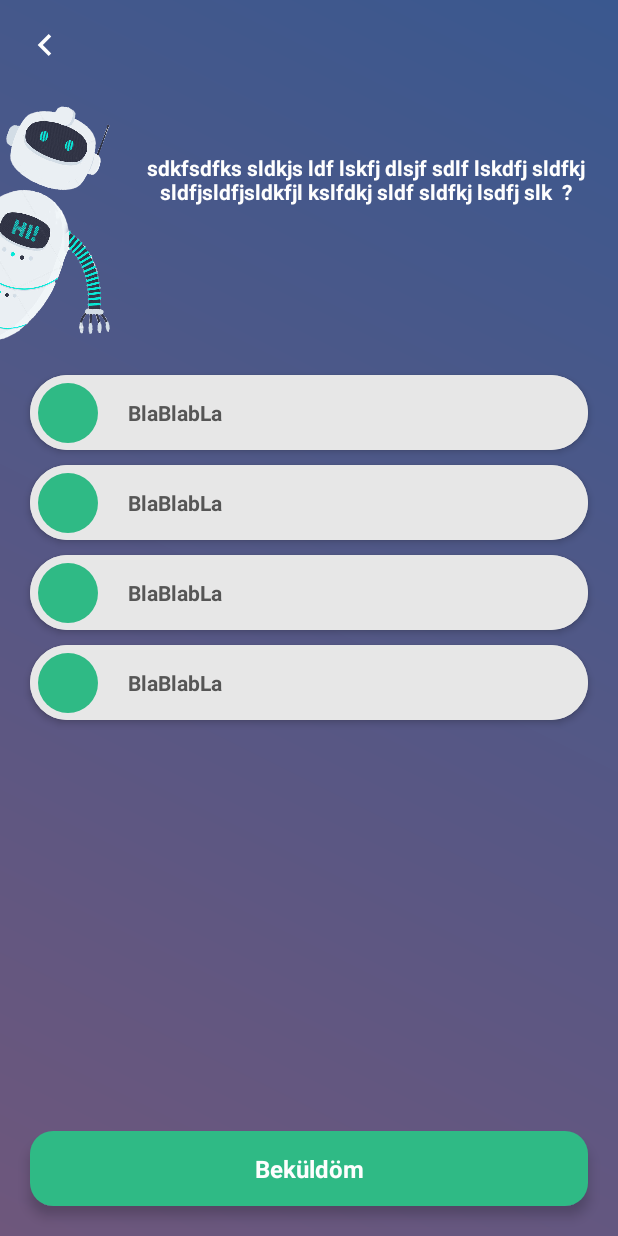
After one commit to pirosgyb2/BankToTheFuture, an Android app: the layout activity_question.xml on its own in the app's theme, with its tools: preview values and no code run, on a phone screen of 412 x 824 dp. The commit adds this screen. Run offline under Robolectric (Android 15) with nearby library versions, the light colour scheme and no system bars.

Commit message:
Create question screen

```diff
--- /dev/null
+++ b/app/src/main/java/com/bme/aut/banktothefuture/AnswerButton.kt
@@ -0,0 +1,57 @@
+package com.bme.aut.banktothefuture
+
+import android.content.Context
+import android.util.AttributeSet
+import android.view.View
+import android.widget.FrameLayout
+import androidx.core.content.ContextCompat
+import androidx.transition.TransitionManager
+import kotlinx.android.synthetic.main.itemview_answer_button.view.*
+
+class AnswerButton @JvmOverloads constructor(
+    context: Context,
+    attrs: AttributeSet? = null,
+    defStyle: Int = 0
+) : FrameLayout(context, attrs, defStyle) {
+
+    var chosen = false
+
+    init {
+        View.inflate(context, R.layout.itemview_answer_button, this)
+    }
+
+    fun setup(signLetter: String, text: String) {
+        sign?.text = signLetter
+        answer?.text = text
+
+        this.setOnClickListener {
+            changeColor()
+        }
+    }
+
+    fun changeColor() {
+        TransitionManager.beginDelayedTransition(rootConstraintLayout)
+
+        rootConstraintLayout?.post {
+            if (chosen) {
+                rootConstraintLayout?.background =
+                    ContextCompat.getDrawable(context, R.drawable.answer_unselected)
+                answer?.setTextColor(getColor(R.color.colorGreyMid))
+                sign?.setTextColor(getColor(R.color.colorWhite))
+                cancel?.visibility = View.GONE
+                chosen = false
+            } else {
+                rootConstraintLayout?.background =
+                    ContextCompat.getDrawable(context, R.drawable.answer_selected)
+                answer?.setTextColor(getColor(R.color.colorWhite))
+                sign?.setTextColor(getColor(R.color.cink))
+                cancel?.visibility = View.VISIBLE
+                chosen = true
+            }
+        }
+    }
+
+    private fun getColor(colorId: Int): Int {
+        return ContextCompat.getColor(context, colorId)
+    }
+}
--- a/app/src/main/java/com/bme/aut/banktothefuture/MainActivity.kt
+++ b/app/src/main/java/com/bme/aut/banktothefuture/MainActivity.kt
@@ -71,6 +71,11 @@ class MainActivity : AppCompatActivity() {
 
         up.setOnClickListener { scrollUp() }
         down.setOnClickListener { scrollDown() }
+
+        robot?.setOnClickListener {
+            val intent = Intent(this, QuestionActivity::class.java)
+            startActivity(intent)
+        }
     }
 
 
--- a/app/src/main/java/com/bme/aut/banktothefuture/QuestionActivity.kt
+++ b/app/src/main/java/com/bme/aut/banktothefuture/QuestionActivity.kt
@@ -1,7 +1,27 @@
 package com.bme.aut.banktothefuture
 
+import android.os.Bundle
 import androidx.appcompat.app.AppCompatActivity
+import kotlinx.android.synthetic.main.activity_question.*
 
 class QuestionActivity : AppCompatActivity() {
 
+    override fun onCreate(savedInstanceState: Bundle?) {
+        super.onCreate(savedInstanceState)
+        setContentView(R.layout.activity_question)
+
+        init()
+    }
+
+    private fun init() {
+        backIcon?.setOnClickListener {
+            onBackPressed()
+        }
+
+        answerA.setup("A", "Egy almafa")
+        answerB.setup("B", "Két kiskutya")
+        answerC.setup("C", "Három katica")
+        answerD.setup("D", "Ennyi lába van")
+    }
+
 }
--- /dev/null
+++ b/app/src/main/res/drawable/answer_cancel_background.xml
@@ -0,0 +1,6 @@
+<?xml version="1.0" encoding="utf-8"?>
+<shape xmlns:android="http://schemas.android.com/apk/res/android"
+    android:shape="oval">
+    <solid android:color="@color/colorWhite"
+        />
+</shape>
--- /dev/null
+++ b/app/src/main/res/drawable/answer_selected.xml
@@ -0,0 +1,8 @@
+<?xml version="1.0" encoding="utf-8"?>
+<shape xmlns:android="http://schemas.android.com/apk/res/android"
+    android:shape="rectangle">
+    <corners android:radius="40dp" />
+
+    <solid android:color="@color/cink" />
+
+</shape>
--- /dev/null
+++ b/app/src/main/res/drawable/answer_sign_background.xml
@@ -0,0 +1,6 @@
+<?xml version="1.0" encoding="utf-8"?>
+<shape xmlns:android="http://schemas.android.com/apk/res/android"
+    android:shape="oval">
+    <solid android:color="@color/cink"
+        />
+</shape>
--- /dev/null
+++ b/app/src/main/res/drawable/answer_unselected.xml
@@ -0,0 +1,8 @@
+<?xml version="1.0" encoding="utf-8"?>
+<shape xmlns:android="http://schemas.android.com/apk/res/android"
+    android:shape="rectangle">
+    <corners android:radius="40dp" />
+
+    <solid android:color="@color/lightGrey" />
+
+</shape>
--- /dev/null
+++ b/app/src/main/res/drawable/ic_chevron_left_black_24dp.xml
@@ -0,0 +1,9 @@
+<vector xmlns:android="http://schemas.android.com/apk/res/android"
+        android:width="24dp"
+        android:height="24dp"
+        android:viewportWidth="24.0"
+        android:viewportHeight="24.0">
+    <path
+        android:fillColor="#FF000000"
+        android:pathData="M15.41,7.41L14,6l-6,6 6,6 1.41,-1.41L10.83,12z"/>
+</vector>
--- /dev/null
+++ b/app/src/main/res/drawable/ic_clear_black_24dp.xml
@@ -0,0 +1,9 @@
+<vector xmlns:android="http://schemas.android.com/apk/res/android"
+        android:width="24dp"
+        android:height="24dp"
+        android:viewportWidth="24.0"
+        android:viewportHeight="24.0">
+    <path
+        android:fillColor="#FF000000"
+        android:pathData="M19,6.41L17.59,5 12,10.59 6.41,5 5,6.41 10.59,12 5,17.59 6.41,19 12,13.41 17.59,19 19,17.59 13.41,12z"/>
+</vector>
--- /dev/null
+++ b/app/src/main/res/drawable/map_background_gradient_dark.xml
@@ -0,0 +1,7 @@
+<?xml version="1.0" encoding="utf-8"?>
+<shape xmlns:android="http://schemas.android.com/apk/res/android" android:shape="rectangle" >
+    <gradient
+        android:startColor="@color/darkBlue"
+        android:endColor="@color/darkPurple"
+        android:angle="225"/>
+</shape>
--- /dev/null
+++ b/app/src/main/res/drawable/send_background.xml
@@ -0,0 +1,10 @@
+<?xml version="1.0" encoding="utf-8"?>
+<shape xmlns:android="http://schemas.android.com/apk/res/android"
+    android:shape="rectangle">
+
+    <corners
+        android:radius="15dp"/>
+
+    <solid android:color="@color/cink"/>
+
+</shape>
--- a/app/src/main/res/layout/activity_main.xml
+++ b/app/src/main/res/layout/activity_main.xml
@@ -148,7 +148,7 @@
         app:layout_constraintTop_toTopOf="parent"
         app:layout_constraintVertical_bias=".7" />
 
-    <ImageView
+    <View
         android:id="@+id/robotGuidelineLeft"
         android:layout_width="1dp"
         android:layout_height="0dp"
@@ -157,7 +157,7 @@
         app:layout_constraintRight_toRightOf="parent"
         app:layout_constraintTop_toTopOf="parent" />
 
-    <ImageView
+    <View
         android:id="@+id/robotGuidelineTop"
         android:layout_width="0dp"
         android:layout_height="1dp"
--- a/app/src/main/res/layout/activity_qr.xml
+++ b/app/src/main/res/layout/activity_qr.xml
@@ -1,5 +1,6 @@
 <?xml version="1.0" encoding="utf-8"?>
-<androidx.coordinatorlayout.widget.CoordinatorLayout xmlns:android="http://schemas.android.com/apk/res/android"
+<androidx.constraintlayout.widget.ConstraintLayout xmlns:android="http://schemas.android.com/apk/res/android"
+    xmlns:app="http://schemas.android.com/apk/res-auto"
     xmlns:tools="http://schemas.android.com/tools"
     android:id="@+id/rootCoordinatorLayout"
     android:layout_width="match_parent"
@@ -23,6 +24,30 @@
         android:gravity="center"
         android:padding="16dp"
         android:textColor="#ffffff"
-        android:textSize="14sp" />
+        android:textSize="14sp"
+        app:layout_constraintLeft_toLeftOf="parent"
+        app:layout_constraintRight_toRightOf="parent"
+        app:layout_constraintTop_toTopOf="parent" />
 
-</androidx.coordinatorlayout.widget.CoordinatorLayout>
+    <View
+        android:id="@+id/redLine"
+        android:layout_width="0dp"
+        android:layout_height="2dp"
+        android:background="@color/red"
+        app:layout_constraintBottom_toBottomOf="parent"
+        app:layout_constraintLeft_toLeftOf="parent"
+        app:layout_constraintRight_toRightOf="parent"
+        app:layout_constraintTop_toTopOf="parent" />
+
+    <TextView
+        android:layout_width="wrap_content"
+        android:layout_height="wrap_content"
+        android:layout_marginBottom="40dp"
+        android:background="@color/transparentGrey"
+        android:text="Szkenneld be a feladat QR-kódját!"
+        android:textColor="@color/colorWhite"
+        app:layout_constraintBottom_toBottomOf="parent"
+        app:layout_constraintLeft_toLeftOf="parent"
+        app:layout_constraintRight_toRightOf="parent" />
+
+</androidx.constraintlayout.widget.ConstraintLayout>
--- /dev/null
+++ b/app/src/main/res/layout/activity_question.xml
@@ -0,0 +1,143 @@
+<?xml version="1.0" encoding="utf-8"?>
+<androidx.constraintlayout.widget.ConstraintLayout xmlns:android="http://schemas.android.com/apk/res/android"
+    xmlns:app="http://schemas.android.com/apk/res-auto"
+    android:layout_width="match_parent"
+    android:layout_height="match_parent"
+    android:background="@drawable/map_background_gradient_dark">
+
+    <View
+        android:id="@+id/quiestionTopView"
+        android:layout_width="0dp"
+        android:layout_height="1dp"
+        app:layout_constraintLeft_toLeftOf="parent"
+        app:layout_constraintRight_toRightOf="parent"
+        app:layout_constraintTop_toTopOf="parent" />
+
+    <View
+        android:id="@+id/robotGuidelineRight"
+        android:layout_width="1dp"
+        android:layout_height="0dp"
+        android:layout_marginLeft="95dp"
+        app:layout_constraintBottom_toBottomOf="parent"
+        app:layout_constraintLeft_toLeftOf="parent"
+        app:layout_constraintTop_toTopOf="parent" />
+
+    <View
+        android:id="@+id/robotGuidelineBottom"
+        android:layout_width="0dp"
+        android:layout_height="1dp"
+        android:layout_marginTop="70dp"
+        app:layout_constraintLeft_toLeftOf="parent"
+        app:layout_constraintRight_toRightOf="parent"
+        app:layout_constraintTop_toBottomOf="@id/question" />
+
+    <ImageView
+        android:id="@+id/quiestionRobot"
+        android:layout_width="150dp"
+        android:layout_height="180dp"
+        android:background="?android:attr/selectableItemBackgroundBorderless"
+        android:rotation="20"
+        android:scaleType="fitXY"
+        android:src="@drawable/robot_without_hands_2"
+        app:layout_constraintBottom_toTopOf="@id/robotGuidelineBottom"
+        app:layout_constraintRight_toLeftOf="@id/robotGuidelineRight" />
+
+    <ImageView
+        android:id="@+id/backIcon"
+        android:layout_width="60dp"
+        android:layout_height="60dp"
+
+        android:background="?android:attr/selectableItemBackgroundBorderless"
+        android:padding="15dp"
+        android:src="@drawable/ic_chevron_left_black_24dp"
+        android:tint="@color/colorWhite"
+        app:layout_constraintLeft_toLeftOf="parent"
+        app:layout_constraintTop_toTopOf="parent" />
+
+    <TextView
+        android:id="@+id/question"
+        android:layout_width="0dp"
+        android:layout_height="120dp"
+        android:layout_marginTop="50dp"
+        android:layout_marginRight="20dp"
+        android:gravity="center"
+        android:paddingTop="20dp"
+        android:text="sdkfsdfks sldkjs ldf lskfj dlsjf sdlf lskdfj sldfkj  sldfjsldfjsldkfjl kslfdkj sldf sldfkj lsdfj slk  ?"
+        android:textColor="@color/colorWhite"
+        android:textStyle="bold"
+        app:layout_constraintLeft_toRightOf="@id/quiestionRobot"
+        app:layout_constraintRight_toRightOf="parent"
+        app:layout_constraintTop_toTopOf="@id/backIcon" />
+
+    <com.bme.aut.banktothefuture.AnswerButton
+        android:id="@+id/answerA"
+        android:layout_width="0dp"
+        android:layout_height="50dp"
+        android:layout_marginLeft="20dp"
+        android:layout_marginTop="10dp"
+        android:layout_marginRight="20dp"
+        android:background="@drawable/answer_unselected"
+        android:elevation="3dp"
+        app:layout_constraintLeft_toLeftOf="parent"
+        app:layout_constraintRight_toRightOf="parent"
+        app:layout_constraintTop_toBottomOf="@id/quiestionRobot" />
+
+    <com.bme.aut.banktothefuture.AnswerButton
+        android:id="@+id/answerB"
+        android:layout_width="0dp"
+        android:layout_height="50dp"
+        android:layout_marginLeft="20dp"
+        android:layout_marginTop="10dp"
+        android:layout_marginRight="20dp"
+        android:background="@drawable/answer_unselected"
+        android:elevation="3dp"
+        app:layout_constraintLeft_toLeftOf="parent"
+        app:layout_constraintRight_toRightOf="parent"
+        app:layout_constraintTop_toBottomOf="@id/answerA" />
+
+    <com.bme.aut.banktothefuture.AnswerButton
+        android:id="@+id/answerC"
+        android:layout_width="0dp"
+        android:layout_height="50dp"
+        android:layout_marginLeft="20dp"
+        android:layout_marginTop="10dp"
+        android:layout_marginRight="20dp"
+        android:background="@drawable/answer_unselected"
+        android:elevation="3dp"
+        app:layout_constraintLeft_toLeftOf="parent"
+        app:layout_constraintRight_toRightOf="parent"
+        app:layout_constraintTop_toBottomOf="@id/answerB" />
+
+    <com.bme.aut.banktothefuture.AnswerButton
+        android:id="@+id/answerD"
+        android:layout_width="0dp"
+        android:layout_height="50dp"
+        android:layout_marginLeft="20dp"
+        android:layout_marginTop="10dp"
+        android:layout_marginRight="20dp"
+        android:background="@drawable/answer_unselected"
+        android:elevation="3dp"
+        app:layout_constraintLeft_toLeftOf="parent"
+        app:layout_constraintRight_toRightOf="parent"
+        app:layout_constraintTop_toBottomOf="@id/answerC" />
+
+    <TextView
+        android:id="@+id/sendButton"
+        android:layout_width="0dp"
+        android:layout_height="50dp"
+        android:layout_marginLeft="20dp"
+        android:layout_marginRight="20dp"
+        android:layout_marginBottom="20dp"
+        android:background="@drawable/send_background"
+        android:elevation="5dp"
+        android:foreground="@drawable/ripple_dark"
+        android:gravity="center"
+        android:text="Beküldöm"
+        android:textColor="@color/colorWhite"
+        android:textSize="16dp"
+        android:textStyle="bold"
+        app:layout_constraintBottom_toBottomOf="parent"
+        app:layout_constraintLeft_toLeftOf="parent"
+        app:layout_constraintRight_toRightOf="parent" />
+
+</androidx.constraintlayout.widget.ConstraintLayout>
--- /dev/null
+++ b/app/src/main/res/layout/itemview_answer_button.xml
@@ -0,0 +1,59 @@
+<?xml version="1.0" encoding="utf-8"?>
+<androidx.constraintlayout.widget.ConstraintLayout xmlns:android="http://schemas.android.com/apk/res/android"
+    xmlns:app="http://schemas.android.com/apk/res-auto"
+    xmlns:tools="http://schemas.android.com/tools"
+    android:id="@+id/rootConstraintLayout"
+    android:layout_width="match_parent"
+    android:layout_height="match_parent"
+    android:background="@drawable/answer_unselected"
+    android:foreground="@drawable/ripple_dark">
+
+    <TextView
+        android:id="@+id/sign"
+        android:layout_width="40dp"
+        android:layout_height="40dp"
+        android:layout_marginLeft="5dp"
+        android:background="@drawable/answer_sign_background"
+        android:gravity="center"
+        android:textColor="@color/colorWhite"
+        android:textSize="20sp"
+        android:textStyle="bold"
+        app:layout_constraintBottom_toBottomOf="parent"
+        app:layout_constraintLeft_toLeftOf="parent"
+        app:layout_constraintTop_toTopOf="parent"
+        tools:text="A" />
+
+    <TextView
+        android:id="@+id/answer"
+        android:layout_width="0dp"
+        android:layout_height="0dp"
+        android:layout_marginLeft="20dp"
+        android:layout_marginRight="20dp"
+        android:gravity="center_vertical"
+        android:text="BlaBlabLa"
+        android:textColor="@color/colorGreyMid"
+        android:textStyle="bold"
+        app:layout_constraintBottom_toBottomOf="parent"
+        app:layout_constraintLeft_toRightOf="@id/sign"
+        app:layout_constraintRight_toLeftOf="@id/cancel"
+        app:layout_constraintTop_toTopOf="parent" />
+
+    <ImageView
+        android:id="@+id/cancel"
+        android:layout_width="40dp"
+        android:layout_height="40dp"
+        android:layout_marginRight="5dp"
+        android:background="@drawable/answer_cancel_background"
+        android:elevation="5dp"
+        android:gravity="center"
+        android:padding="7dp"
+        android:src="@drawable/ic_clear_black_24dp"
+        android:tint="@color/cink"
+        android:visibility="gone"
+        app:layout_constraintBottom_toBottomOf="parent"
+        app:layout_constraintRight_toRightOf="parent"
+        app:layout_constraintTop_toTopOf="parent"
+        tools:text="A"
+        tools:visibility="visible" />
+
+</androidx.constraintlayout.widget.ConstraintLayout>
--- a/app/src/main/res/values/colors.xml
+++ b/app/src/main/res/values/colors.xml
@@ -1,8 +1,13 @@
 <?xml version="1.0" encoding="utf-8"?>
 <resources>
     <color name="colorPrimary">#486eaf</color>
-    <color name="colorPrimaryDark">#00574B</color>
-    <color name="colorAccent">#D81B60</color>
+    <color name="colorPrimaryDark">#565656</color>
+    <color name="colorAccent">@color/cink</color>
+
+    <color name="red">#DD1616</color>
+    <color name="purple">#9375a5</color>
+    <color name="lightGrey">#E7E7E7</color>
+    <color name="cink">#2fba85</color>
 
     <color name="colorWhite">#fefefe</color>
 
@@ -12,5 +17,8 @@
     <color name="mapBackgroundTop">#486eaf</color>
     <color name="mapBackgroundBottom">#9375a5</color>
 
+    <color name="darkBlue">#3A588F</color>
+    <color name="darkPurple">#6E577C</color>
     <color name="transparent">#00000000</color>
+    <color name="transparentGrey">#7E292828</color>
 </resources>
--- a/app/src/main/res/values/strings.xml
+++ b/app/src/main/res/values/strings.xml
@@ -2,4 +2,5 @@
     <string name="app_name">BankToTheFuture</string>
     <string name="title_activity_qr">QrActivity</string>
     <string name="title_activity_login">LoginActivity</string>
+    <string name="title_activity_quest">Quest</string>
 </resources>
```
Also changed, not shown: app/src/main/AndroidManifest.xml (+2 -5 lines).
